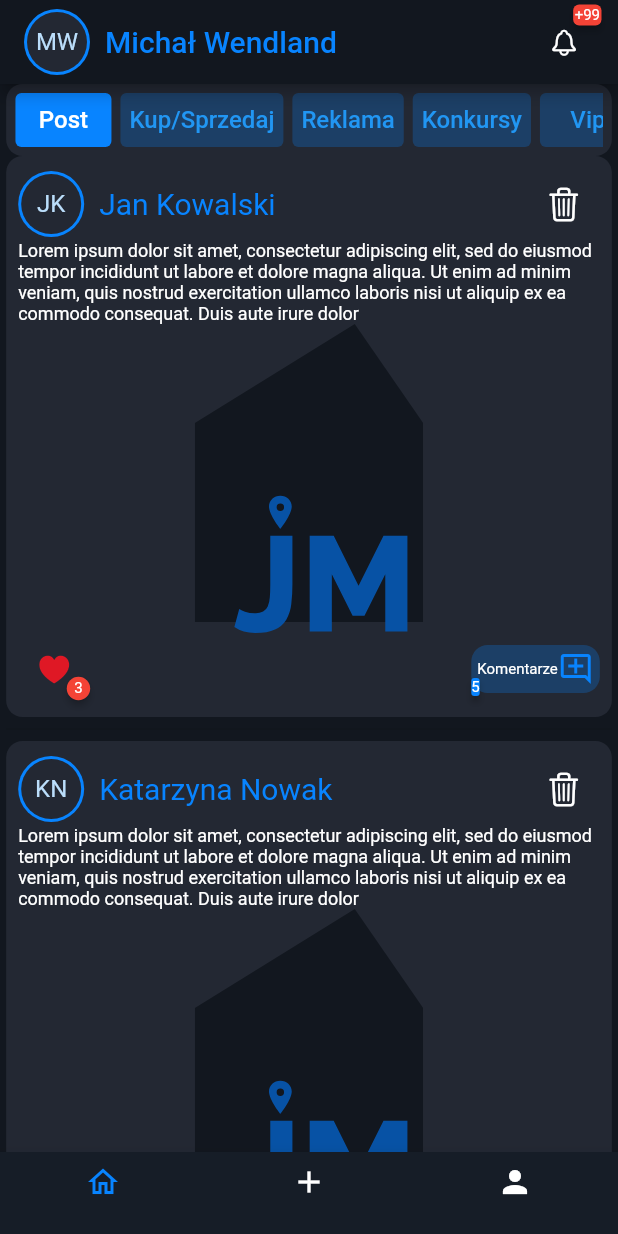
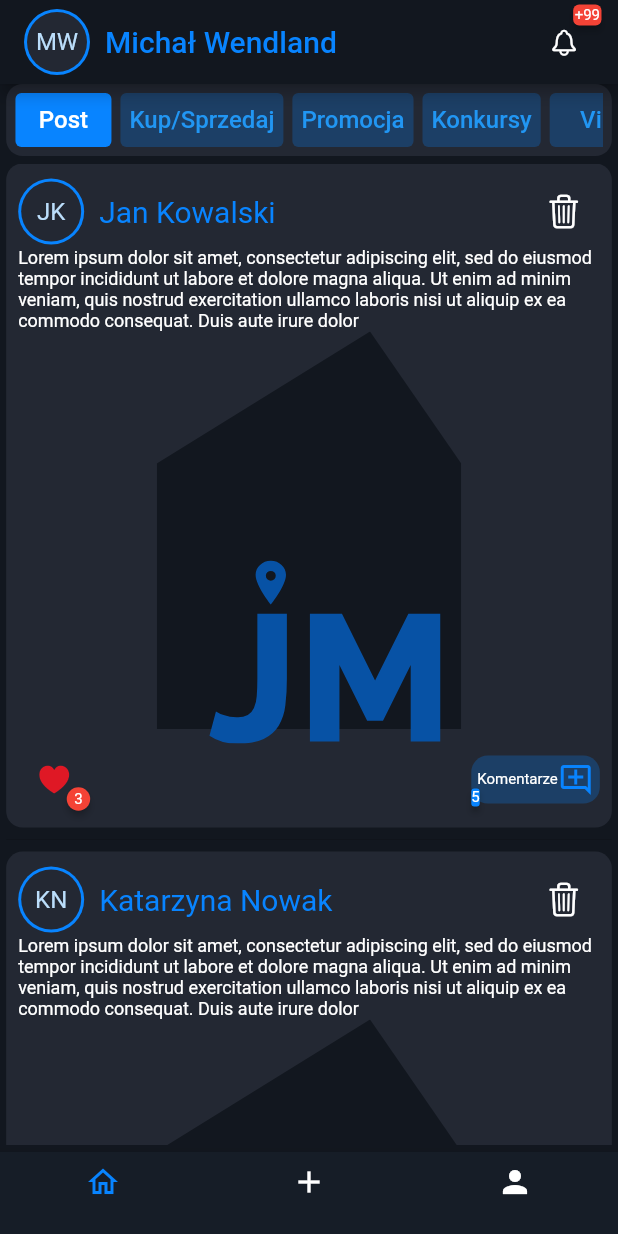
Before and after one commit to darthwentyl/noticeboard_app_flutter, a Flutter app: the MainPostsTableLayout screen opened directly, on a phone screen of 412 x 824 dp. Run offline on Flutter 3.47's test engine with Material 2 defaults, Android fonts, the phone set to English and light mode, and no system bars; drawn by our look-alikes of badges; our stand-ins replace auth_buttons, flutter_svg; Roboto replaces fonts that are missing (Cabin); project files that could hold a hidden picture were left out.

Commit message:
- add promotion widget - add db image controller stub - fix unique widget id problem during redraw widget

```diff
--- a/lib/const/app_strings.dart
+++ b/lib/const/app_strings.dart
@@ -6,6 +6,9 @@ class AppStrings {
 
   static const String loading = "Ładuję dane";
   static const String comments = "Komentarze";
+
+  static const String promotionAnnouncement =
+      "Miejsce na Twoje promocje\ne-mail:";
 }
 
 class ButtonStrings {
@@ -15,7 +18,7 @@ class ButtonStrings {
 
   static const String categoriesPost = "Post";
   static const String categoriesBuySell = "Kup/Sprzedaj";
-  static const String categoriesAdvertisement = "Reklama";
+  static const String categoriesPromotion = "Promocja";
   static const String categoriesContest = "Konkursy";
   static const String categoriesVip = "Vip";
   static const String categoriesInfo = "Info";
--- /dev/null
+++ b/lib/controllers/db_image_controller.dart
@@ -0,0 +1,15 @@
+import 'dart:math';
+
+import 'package:flutter_svg/svg.dart';
+
+class DbImageController {
+  getImage(String url) {
+    // TODO: it should be taken from db
+    if (Random().nextBool()) {
+      return SvgPicture.asset(
+        url,
+      );
+    }
+    return null;
+  }
+}
--- a/lib/controllers/widget_state_controller.dart
+++ b/lib/controllers/widget_state_controller.dart
@@ -1,7 +1,5 @@
-import 'package:flutter/cupertino.dart';
 import 'package:flutter/material.dart';
 import 'package:noticeboard/datas/widget_states.dart';
-import 'package:noticeboard/layaout_elements/posts_table/home/posts_widget.dart';
 
 class WidgetStateController {
   EWidgetStates _state = EWidgetStates.posts;
@@ -18,6 +16,7 @@ class WidgetStateController {
   }
 
   getWidget() {
+    print("getWidget(): _state: $_state");
     return _stateWidgetMap[_state] ??
         const Text('State will be added',
             style: TextStyle(fontSize: 16.0, color: Colors.red));
--- a/lib/datas/widget_states.dart
+++ b/lib/datas/widget_states.dart
@@ -1,7 +1,7 @@
 enum EWidgetStates {
   posts,
   buySell,
-  advertisement,
+  promotion,
   contest,
   vip,
   info,
--- a/lib/layaout_elements/posts_table/categories.dart
+++ b/lib/layaout_elements/posts_table/categories.dart
@@ -7,12 +7,12 @@ import 'package:noticeboard/datas/widget_states.dart';
 import 'package:noticeboard/utils/size_getter.dart';
 
 class Categories extends StatelessWidget {
-  Categories(this._setStateCallback, this._currState, {Key? key})
+  const Categories(this._setStateCallback, this._currState, {Key? key})
       : super(key: key);
 
   static const spacing = 6.0;
-  VoidCallback<EWidgetStates> _setStateCallback;
-  EWidgetStates _currState;
+  final VoidCallback<EWidgetStates> _setStateCallback;
+  final EWidgetStates _currState;
 
   @override
   Widget build(BuildContext context) {
@@ -24,7 +24,7 @@ class Categories extends StatelessWidget {
           borderRadius: BorderRadius.all(Radius.circular(BoxTheme.radius)),
         ),
         child: Center(
-          child: Container(
+          child: SizedBox(
             width: SizeGetter.width(context, 95.0),
             child: SingleChildScrollView(
               scrollDirection: Axis.horizontal,
@@ -34,8 +34,8 @@ class Categories extends StatelessWidget {
                   _button(ButtonStrings.categoriesPost, EWidgetStates.posts),
                   _button(
                       ButtonStrings.categoriesBuySell, EWidgetStates.buySell),
-                  _button(ButtonStrings.categoriesAdvertisement,
-                      EWidgetStates.advertisement),
+                  _button(ButtonStrings.categoriesPromotion,
+                      EWidgetStates.promotion),
                   _button(
                       ButtonStrings.categoriesContest, EWidgetStates.contest),
                   _button(ButtonStrings.categoriesVip, EWidgetStates.vip),
--- a/lib/layaout_elements/posts_table/home/post_list_view_item.dart
+++ b/lib/layaout_elements/posts_table/home/post_list_view_item.dart
@@ -7,6 +7,7 @@ import 'package:noticeboard/const/app_colors.dart';
 import 'package:noticeboard/const/app_icons.dart';
 import 'package:noticeboard/const/app_strings.dart';
 import 'package:noticeboard/const/app_theme.dart';
+import 'package:noticeboard/controllers/db_image_controller.dart';
 import 'package:noticeboard/datas/post.dart';
 import 'package:noticeboard/utils/get_initials.dart';
 import 'package:noticeboard/utils/size_getter.dart';
@@ -15,6 +16,7 @@ class PostListViewItem extends StatelessWidget {
   PostListViewItem({Key? key, required this.post}) : super(key: key);
 
   Post post;
+  DbImageController dbImageController = DbImageController();
 
   @override
   Widget build(BuildContext context) {
@@ -85,14 +87,8 @@ class PostListViewItem extends StatelessWidget {
 
   _image(BuildContext context) {
     // TODO: the image should be taken from DB
-    if (Random().nextBool()) {
-      return SvgPicture.asset(
-        'assets/icons/logo.svg',
-        width: SizeGetter.width(context, 96.0),
-        height: SizeGetter.height(context, 25.0),
-      );
-    }
-    return const SizedBox.shrink();
+    return dbImageController.getImage('assets/icons/logo.svg') ??
+        const SizedBox.shrink();
   }
 
   _otherInfo() {
--- a/lib/layaout_elements/posts_table/home/posts_widget.dart
+++ b/lib/layaout_elements/posts_table/home/posts_widget.dart
@@ -7,7 +7,7 @@ import 'package:noticeboard/layaout_elements/posts_table/home/post_list_view_ite
 import 'package:noticeboard/utils/size_getter.dart';
 
 class PostsWidget extends StatefulWidget {
-  const PostsWidget({required this.postType, Key? key}) : super(key: key);
+  PostsWidget({required this.postType, Key? key}) : super(key: key);
 
   final EPostType postType;
 
@@ -27,7 +27,7 @@ class _PostsWidgetState extends State<PostsWidget> {
   @override
   void initState() {
     _postType = widget.postType;
-    _postsController = PostsController(_postType);
+    _postsController = new PostsController(_postType);
     _postsController.getPosts().then((value) {
       setState(() {
         _posts = value;
--- /dev/null
+++ b/lib/layaout_elements/posts_table/home/promotion_widget.dart
@@ -0,0 +1,36 @@
+import 'package:flutter/material.dart';
+import 'package:noticeboard/const/app_colors.dart';
+import 'package:noticeboard/const/app_strings.dart';
+import 'package:noticeboard/const/app_theme.dart';
+import 'package:noticeboard/controllers/db_image_controller.dart';
+import 'package:noticeboard/utils/size_getter.dart';
+
+class PromotionWidget extends StatelessWidget {
+  PromotionWidget({Key? key}) : super(key: key);
+
+  DbImageController dbImageController = DbImageController();
+
+  @override
+  Widget build(BuildContext context) {
+    return Expanded(
+      child: Container(
+        width: SizeGetter.width(context, 98.0),
+        decoration: const BoxDecoration(
+          color: AppColors.boxBackground,
+          borderRadius: BorderRadius.all(Radius.circular(BoxTheme.radius)),
+        ),
+        child: _getPromotion() ??
+            const Center(
+              child: Text(
+                AppStrings.promotionAnnouncement + ' abc@def.gh',
+                style: TextStyle(fontSize: 24.0, color: AppColors.customWhite),
+              ),
+            ),
+      ),
+    );
+  }
+
+  _getPromotion() {
+    return dbImageController.getImage('assets/example/cafe_promotion.svg');
+  }
+}
--- a/lib/layouts/main_posts_table_layout.dart
+++ b/lib/layouts/main_posts_table_layout.dart
@@ -5,8 +5,10 @@ import 'package:noticeboard/datas/widget_states.dart';
 import 'package:noticeboard/layaout_elements/posts_table/bell/notification_widget.dart';
 import 'package:noticeboard/layaout_elements/posts_table/categories.dart';
 import 'package:noticeboard/layaout_elements/posts_table/home/posts_widget.dart';
+import 'package:noticeboard/layaout_elements/posts_table/home/promotion_widget.dart';
 import 'package:noticeboard/layaout_elements/posts_table/main_posts_app_bar.dart';
 import 'package:noticeboard/layaout_elements/posts_table/main_posts_navigation_bar.dart';
+import 'package:noticeboard/utils/empty_size_box.dart';
 
 class MainPostsTableLayout extends StatefulWidget {
   const MainPostsTableLayout({Key? key}) : super(key: key);
@@ -17,12 +19,14 @@ class MainPostsTableLayout extends StatefulWidget {
 
 class _MainPostsTableLayout extends State<MainPostsTableLayout> {
   _MainPostsTableLayout() {
+    _widgetStateController.registerWidget(EWidgetStates.posts,
+        PostsWidget(postType: EPostType.post, key: UniqueKey()));
+    _widgetStateController.registerWidget(EWidgetStates.buySell,
+        PostsWidget(postType: EPostType.buySell, key: UniqueKey()));
     _widgetStateController.registerWidget(
-        EWidgetStates.posts, new PostsWidget(postType: EPostType.post));
+        EWidgetStates.promotion, PromotionWidget(key: UniqueKey()));
     _widgetStateController.registerWidget(
-        EWidgetStates.buySell, new PostsWidget(postType: EPostType.buySell));
-    _widgetStateController.registerWidget(
-        EWidgetStates.bell, const NotificationWidget());
+        EWidgetStates.bell, NotificationWidget(key: UniqueKey()));
   }
 
   int _selectedBottomNavigationItem = 0;
@@ -36,7 +40,9 @@ class _MainPostsTableLayout extends State<MainPostsTableLayout> {
       body: Column(
         children: [
           Categories(_onSetWidgetState, _widgetStateController.getState()),
+          EmptySizeBox.get(height: 5.0),
           _widgetStateController.getWidget(),
+          EmptySizeBox.get(height: 5.0),
         ],
       ),
       bottomNavigationBar: MainPostsNavigationBar(
--- a/pubspec.yaml
+++ b/pubspec.yaml
@@ -66,6 +66,7 @@ flutter:
 
   # To add assets to your application, add an assets section, like this:
   assets:
+    - assets/example/cafe_promotion.svg
     - assets/icons/logo.svg
     - assets/jsons/questionnaire.json
     - assets/jsons/posts.json
```
Also changed, not shown: assets/example/cafe_promotion.svg (added).
